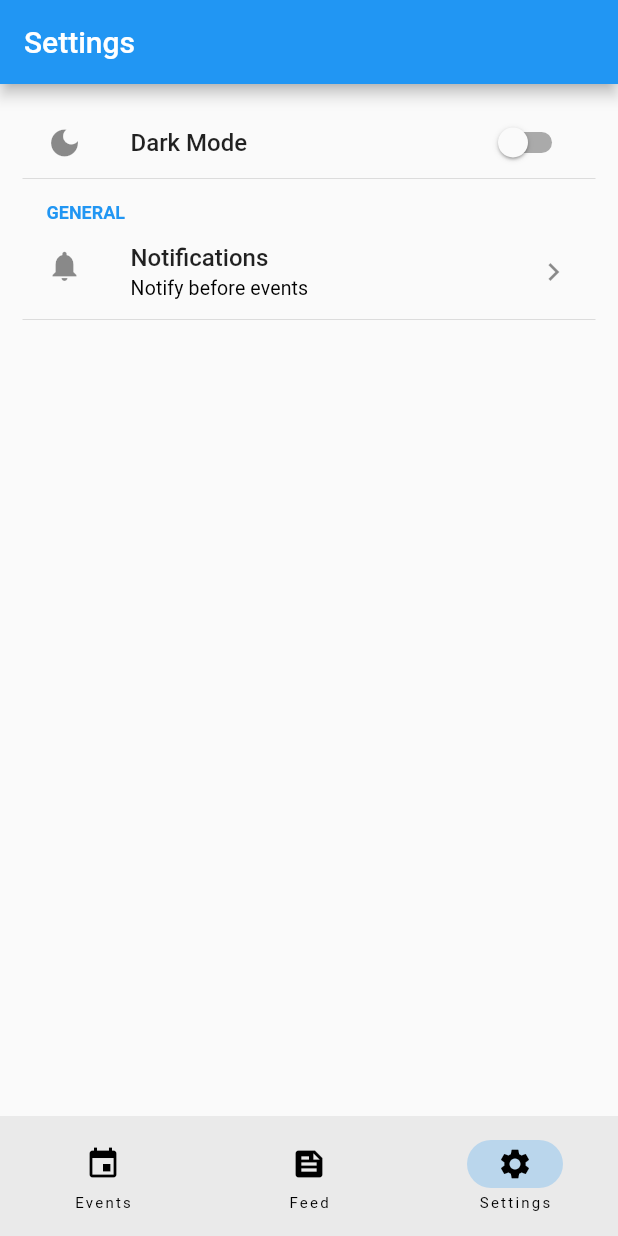
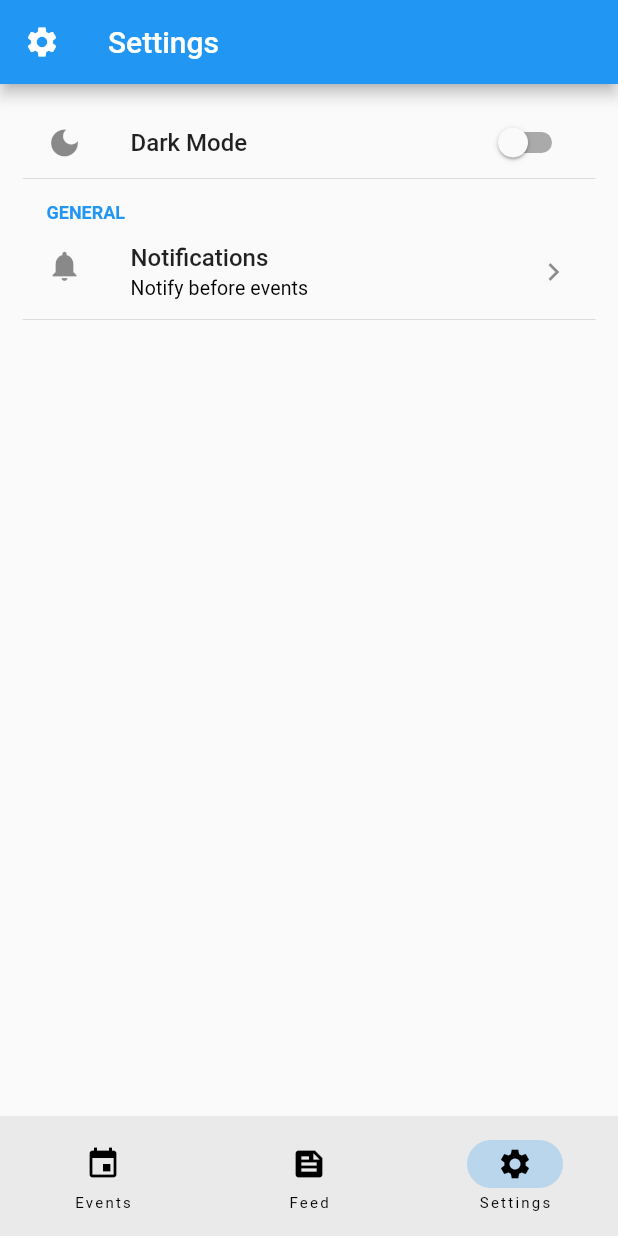
Before and after one commit to 21zz/EventsNotifier, a Flutter app: the screen it shows after launch, item 3 of the bottom bar chosen, on a phone screen of 412 x 824 dp. Run offline on Flutter 3.47's test engine with Material 2 defaults, Android fonts, the phone set to English and light mode, and no system bars; drawn by our look-alikes of flutter_settings_screens.

Commit message:
remove filters import, add icons and a filter button to appbar

```diff
--- a/lib/main.dart
+++ b/lib/main.dart
@@ -1,6 +1,5 @@
 import 'package:flutter/material.dart';
 import 'package:flutter/services.dart';
-import 'util/filters.dart';
 import 'util/rss.dart';
 import 'package:flutter_settings_screens/flutter_settings_screens.dart';
 
@@ -20,7 +19,7 @@ enum NotifyBefore {
 }
 
 enum DarkMode {
-  darkmode
+  darkMode
 }
 
 void main() async {
@@ -38,7 +37,7 @@ class MUApp extends StatelessWidget {
   @override
   Widget build(BuildContext context) {
     return ValueChangeObserver<bool>(
-      cacheKey: DarkMode.darkmode.name,
+      cacheKey: DarkMode.darkMode.name,
       defaultValue: false,
       builder: (_, isDarkMode, __) => MaterialApp(
         debugShowCheckedModeBanner: false,
@@ -65,11 +64,20 @@ class _NavigationState extends State<Navigation> {
   Widget build(BuildContext context) {
     return Scaffold(
       appBar: AppBar(
+        leading: [
+          const Icon(Icons.event),
+          const IconButton(
+            icon: Icon(Icons.filter_alt_outlined),
+            onPressed: null // _showFilters()
+          ),
+          const Icon(Icons.settings)
+        ][currentPageIndex],
           title: <Text>[
           const Text("Events"),
           const Text("Feed"),
           const Text("Settings")
-        ][currentPageIndex]
+        ][currentPageIndex],
+
       ),
       bottomNavigationBar: NavigationBar(
         onDestinationSelected: (int index) {
@@ -171,7 +179,7 @@ class _SettingsState extends State<SettingsWidget> {
   Widget buildDarkMode() => SwitchSettingsTile(
       title: "Dark Mode",
       leading: const Icon(Icons.dark_mode),
-      settingKey: DarkMode.darkmode.name,
+      settingKey: DarkMode.darkMode.name,
       defaultValue: false
   );
 
@@ -250,7 +258,7 @@ class _SettingsState extends State<SettingsWidget> {
   );
   Widget build4HoursBefore() => SwitchSettingsTile(
       settingKey: NotifyBefore.hour4Before.name,
-      title: "15 minutes before",
+      title: "4 hours before",
       defaultValue: false,
       onChange: (settingKey) {}
   );
```
